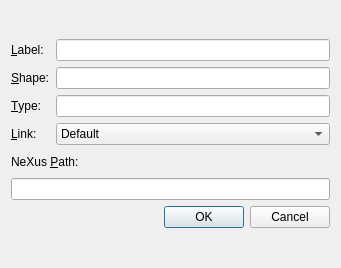
This is nxselector/ui/LDataDlg.ui in nexdatas/nxselector as Qt 5 draws it before an edit. The edited form follows.
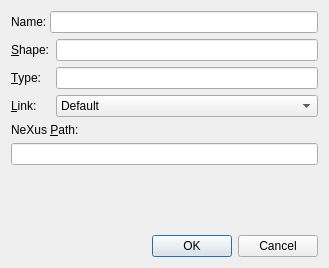
This is the edited form.

Commit message: adding channel properties

Diff of the .ui file:
```diff
--- a/nxselector/ui/LDataDlg.ui
+++ b/nxselector/ui/LDataDlg.ui
@@ -6,7 +6,7 @@
    <rect>
     <x>0</x>
     <y>0</y>
-    <width>341</width>
+    <width>329</width>
     <height>268</height>
    </rect>
   </property>
@@ -16,47 +16,57 @@
     <verstretch>0</verstretch>
    </sizepolicy>
   </property>
-  <property name="maximumSize">
-   <size>
-    <width>16777215</width>
-    <height>268</height>
-   </size>
-  </property>
   <property name="windowTitle">
    <string>Dialog</string>
   </property>
-  <layout class="QGridLayout" name="gridLayout_2">
+  <layout class="QGridLayout" name="gridLayout_3">
    <item row="0" column="0">
+    <layout class="QVBoxLayout" name="verticalLayout_2">
+     <item>
+      <layout class="QHBoxLayout" name="horizontalLayout_2" stretch="0,0">
+       <property name="spacing">
+        <number>0</number>
+       </property>
+       <item>
+        <widget class="QLabel" name="labelLabel">
+         <property name="text">
+          <string>Name: </string>
+         </property>
+         <property name="buddy">
+          <cstring>labelLineEdit</cstring>
+         </property>
+        </widget>
+       </item>
+       <item>
+        <widget class="QLineEdit" name="labelLineEdit">
+         <property name="maximumSize">
+          <size>
+           <width>16777215</width>
+           <height>30</height>
+          </size>
+         </property>
+        </widget>
+       </item>
+      </layout>
+     </item>
+     <item>
+      <widget class="QFrame" name="channelFrame">
+       <property name="frameShape">
+        <enum>QFrame::NoFrame</enum>
+       </property>
+       <property name="frameShadow">
+        <enum>QFrame::Raised</enum>
+       </property>
     <layout class="QVBoxLayout" name="verticalLayout">
+        <property name="spacing">
+         <number>6</number>
+        </property>
+        <property name="margin">
+         <number>0</number>
+        </property>
      <item>
       <layout class="QGridLayout" name="gridLayout">
-       <item row="2" column="0">
-        <widget class="QLabel" name="shapeLabel">
-         <property name="text">
-          <string>&amp;Shape:</string>
-         </property>
-         <property name="buddy">
-          <cstring>shapeLineEdit</cstring>
-         </property>
-        </widget>
-       </item>
-       <item row="2" column="1">
-        <widget class="QLineEdit" name="shapeLineEdit"/>
-       </item>
        <item row="3" column="1">
-        <widget class="QLineEdit" name="typeLineEdit"/>
-       </item>
-       <item row="1" column="0">
-        <widget class="QLabel" name="labelLabel">
-         <property name="text">
-          <string>&amp;Label:</string>
-         </property>
-         <property name="buddy">
-          <cstring>labelLineEdit</cstring>
-         </property>
-        </widget>
-       </item>
-       <item row="4" column="1">
         <widget class="QComboBox" name="linkComboBox">
          <item>
           <property name="text">
@@ -75,10 +85,20 @@
          </item>
         </widget>
        </item>
+          <item row="2" column="1">
+           <widget class="QLineEdit" name="typeLineEdit"/>
+          </item>
        <item row="1" column="1">
-        <widget class="QLineEdit" name="labelLineEdit"/>
-       </item>
-       <item row="3" column="0">
+           <widget class="QLineEdit" name="shapeLineEdit">
+            <property name="sizePolicy">
+             <sizepolicy hsizetype="MinimumExpanding" vsizetype="Preferred">
+              <horstretch>0</horstretch>
+              <verstretch>0</verstretch>
+             </sizepolicy>
+            </property>
+           </widget>
+          </item>
+          <item row="2" column="0">
         <widget class="QLabel" name="typeLabel">
          <property name="text">
           <string>&amp;Type:</string>
@@ -88,7 +108,17 @@
          </property>
         </widget>
        </item>
-       <item row="4" column="0">
+          <item row="1" column="0">
+           <widget class="QLabel" name="shapeLabel">
+            <property name="text">
+             <string>&amp;Shape:</string>
+            </property>
+            <property name="buddy">
+             <cstring>shapeLineEdit</cstring>
+            </property>
+           </widget>
+          </item>
+          <item row="3" column="0">
         <widget class="QLabel" name="linkLabel">
          <property name="text">
           <string>&amp;Link:</string>
@@ -123,6 +153,46 @@
      <item>
       <widget class="QLineEdit" name="pathLineEdit"/>
      </item>
+       </layout>
+       <zorder></zorder>
+       <zorder></zorder>
+       <zorder>pathLineEdit</zorder>
+      </widget>
+     </item>
+     <item>
+      <widget class="QFrame" name="varFrame">
+       <property name="frameShape">
+        <enum>QFrame::NoFrame</enum>
+       </property>
+       <property name="frameShadow">
+        <enum>QFrame::Raised</enum>
+       </property>
+       <layout class="QGridLayout" name="gridLayout_2">
+        <property name="margin">
+         <number>0</number>
+        </property>
+        <property name="spacing">
+         <number>6</number>
+        </property>
+        <item row="0" column="0">
+         <layout class="QGridLayout" name="varGridLayout" rowstretch="0" columnstretch="0"/>
+        </item>
+       </layout>
+      </widget>
+     </item>
+     <item>
+      <spacer name="verticalSpacer">
+       <property name="orientation">
+        <enum>Qt::Vertical</enum>
+       </property>
+       <property name="sizeHint" stdset="0">
+        <size>
+         <width>20</width>
+         <height>40</height>
+        </size>
+       </property>
+      </spacer>
+     </item>
      <item>
       <widget class="QDialogButtonBox" name="buttonBox">
        <property name="orientation">
```
Left out of the diff: 2 changed lines with no effect on the pictures. Lines whose indentation alone changed are shown as unchanged. The commit also changes 5 other files.
